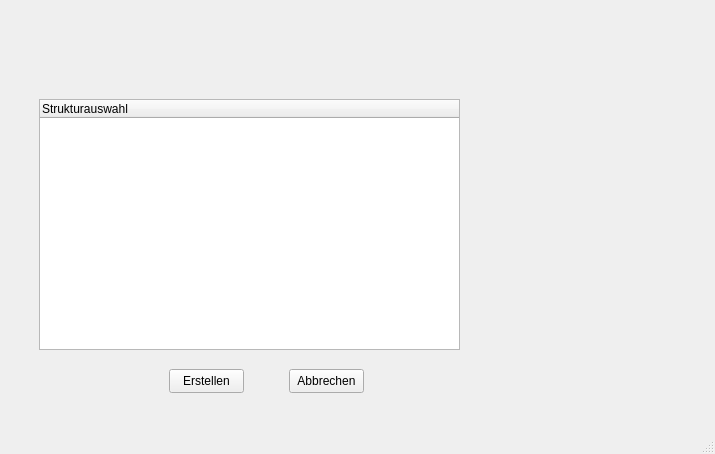
Above: startWin.ui from TomKarg/folder_structure_creator before the change. Below: the same form after it.
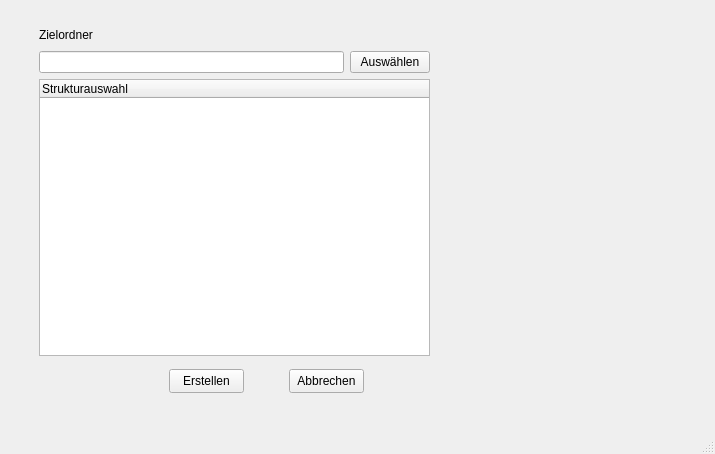
That is the form after the change. The open tabs and pages were chosen to show the change. Icons and pictures are not drawn.

Commit message: Add Toml config file for src and target path, add target path functionality in GUI

Diff of the .ui file:
```diff
--- a/startWin.ui
+++ b/startWin.ui
@@ -268,21 +268,6 @@
        </widget>
       </widget>
       <widget class="QWidget" name="page_4">
-       <widget class="QTreeWidget" name="treeWidget">
-        <property name="geometry">
-         <rect>
-          <x>30</x>
-          <y>90</y>
-          <width>421</width>
-          <height>251</height>
-         </rect>
-        </property>
-        <column>
-         <property name="text">
-          <string>Strukturauswahl</string>
-         </property>
-        </column>
-       </widget>
        <widget class="QPushButton" name="btn_p2_create">
         <property name="geometry">
          <rect>
@@ -309,6 +294,85 @@
          <string>Abbrechen</string>
         </property>
        </widget>
+       <widget class="QWidget" name="">
+        <property name="geometry">
+         <rect>
+          <x>30</x>
+          <y>16</y>
+          <width>391</width>
+          <height>331</height>
+         </rect>
+        </property>
+        <layout class="QVBoxLayout" name="verticalLayout_3">
+         <item>
+          <layout class="QVBoxLayout" name="verticalLayout_2">
+           <item>
+            <layout class="QHBoxLayout" name="horizontalLayout_4">
+             <item>
+              <widget class="QLabel" name="label">
+               <property name="text">
+                <string>Zielordner</string>
+               </property>
+              </widget>
+             </item>
+             <item>
+              <widget class="QLabel" name="label_err_target">
+               <property name="text">
+                <string/>
+               </property>
+              </widget>
+             </item>
+             <item>
+              <spacer name="horizontalSpacer_6">
+               <property name="orientation">
+                <enum>Qt::Horizontal</enum>
+               </property>
+               <property name="sizeHint" stdset="0">
+                <size>
+                 <width>40</width>
+                 <height>20</height>
+                </size>
+               </property>
+              </spacer>
+             </item>
+            </layout>
+           </item>
+           <item>
+            <layout class="QHBoxLayout" name="horizontalLayout_3">
+             <item>
+              <widget class="QLineEdit" name="lineEdit_folder_target">
+               <property name="font">
+                <font>
+                 <strikeout>false</strikeout>
+                </font>
+               </property>
+               <property name="readOnly">
+                <bool>true</bool>
+               </property>
+              </widget>
+             </item>
+             <item>
+              <widget class="QPushButton" name="btn_folder_target">
+               <property name="text">
+                <string>Auswählen</string>
+               </property>
+              </widget>
+             </item>
+            </layout>
+           </item>
+          </layout>
+         </item>
+         <item>
+          <widget class="QTreeWidget" name="treeWidget">
+           <column>
+            <property name="text">
+             <string>Strukturauswahl</string>
+            </property>
+           </column>
+          </widget>
+         </item>
+        </layout>
+       </widget>
       </widget>
      </widget>
     </item>
```
The commit also changes 3 other files.
